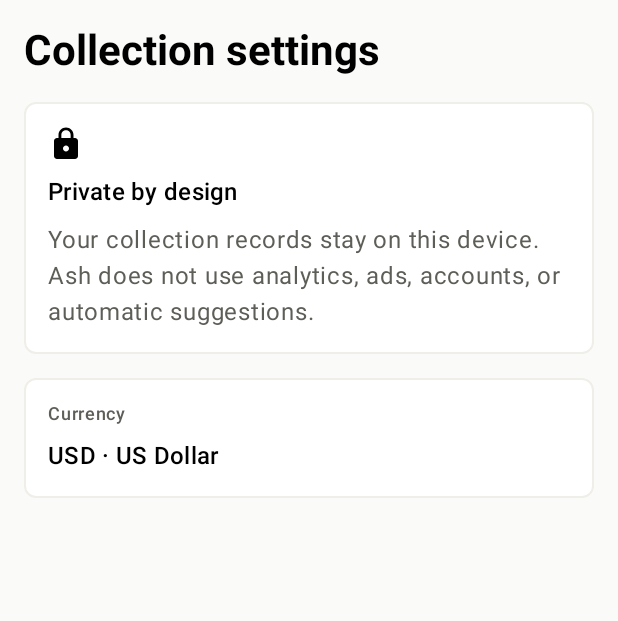
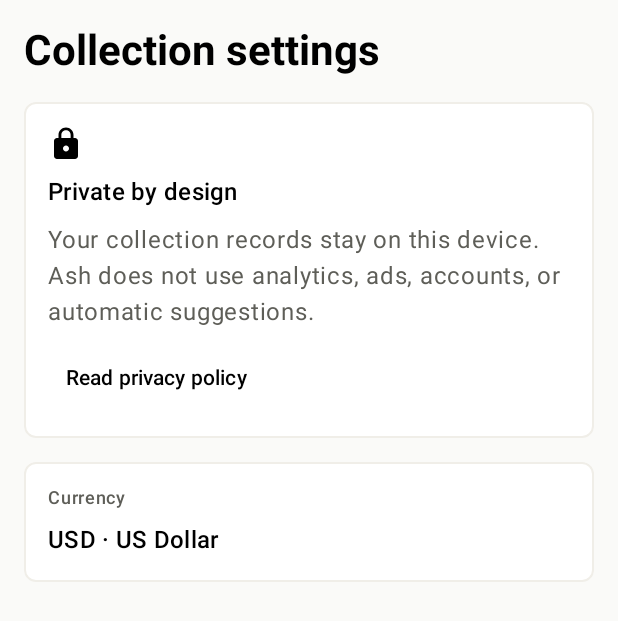
Before and after one commit to lyheangtaing/ash, an Android app built with Jetpack Compose: the composable SettingsScreen shown on its own in the app's theme, on a phone screen of 412 x 824 dp. Shown: the top 621 px of the screen. Run offline under Robolectric (Android 15) with nearby library versions, the light colour scheme and no system bars; 4 statements that could not run were skipped.

Commit message:
fix: clear Android release lint and expose shared privacy policy

```diff
--- a/composeApp/src/androidMain/AndroidManifest.xml
+++ b/composeApp/src/androidMain/AndroidManifest.xml
@@ -3,6 +3,8 @@
 
     <application
         android:allowBackup="false"
+        android:dataExtractionRules="@xml/data_extraction_rules"
+        android:fullBackupContent="false"
         android:appCategory="productivity"
         android:enableOnBackInvokedCallback="true"
         android:icon="@mipmap/ic_launcher"
--- /dev/null
+++ b/composeApp/src/androidMain/res/values-v27/themes.xml
@@ -0,0 +1,6 @@
+<?xml version="1.0" encoding="utf-8"?>
+<resources>
+    <style name="Theme.App" parent="Theme.App.Base">
+        <item name="android:windowLightNavigationBar">true</item>
+    </style>
+</resources>
--- a/composeApp/src/androidMain/res/values/themes.xml
+++ b/composeApp/src/androidMain/res/values/themes.xml
@@ -1,11 +1,12 @@
 <?xml version="1.0" encoding="utf-8"?>
 <resources>
-    <style name="Theme.App" parent="android:style/Theme.Material.Light.NoActionBar">
+    <style name="Theme.App.Base" parent="android:style/Theme.Material.Light.NoActionBar">
         <item name="android:fontFamily">sans</item>
         <item name="android:windowLightStatusBar">true</item>
-        <item name="android:windowLightNavigationBar">true</item>
         <item name="android:windowActionModeOverlay">true</item>
     </style>
+
+    <style name="Theme.App" parent="Theme.App.Base" />
 
     <style name="Theme.App.Starting" parent="Theme.SplashScreen">
         <item name="windowSplashScreenBackground">@android:color/white</item>
--- a/composeApp/src/commonMain/kotlin/ash/asset/presentation/settings/SettingsScreen.kt
+++ b/composeApp/src/commonMain/kotlin/ash/asset/presentation/settings/SettingsScreen.kt
@@ -12,12 +12,18 @@ import androidx.compose.material.icons.filled.Lock
 import androidx.compose.material3.Icon
 import androidx.compose.material3.MaterialTheme
 import androidx.compose.material3.Text
+import androidx.compose.material3.TextButton
 import androidx.compose.runtime.Composable
+import androidx.compose.runtime.getValue
+import androidx.compose.runtime.saveable.rememberSaveable
+import androidx.compose.runtime.setValue
+import androidx.compose.runtime.mutableStateOf
 import androidx.compose.ui.Modifier
 import androidx.compose.ui.text.font.FontWeight
 
 @Composable
 fun SettingsScreen(modifier: Modifier = Modifier) {
+    var showPrivacyPolicy by rememberSaveable { mutableStateOf(false) }
     LazyColumn(
         modifier,
         contentPadding = PaddingValues(AshSpacing.screen),
@@ -33,6 +39,20 @@ fun SettingsScreen(modifier: Modifier = Modifier) {
                         "Your collection records stay on this device. Ash does not use analytics, ads, accounts, or automatic suggestions.",
                         color = MaterialTheme.colorScheme.onSurfaceVariant
                     )
+                    TextButton(onClick = { showPrivacyPolicy = !showPrivacyPolicy }) {
+                        Text(if (showPrivacyPolicy) "Hide privacy policy" else "Read privacy policy")
+                    }
+                }
+            }
+        }
+        if (showPrivacyPolicy) {
+            items(PrivacyPolicy.sections.size) { index ->
+                val section = PrivacyPolicy.sections[index]
+                AshPanel(modifier = Modifier.fillMaxWidth()) {
+                    Column(verticalArrangement = Arrangement.spacedBy(AshSpacing.sm)) {
+                        Text(section.title, style = MaterialTheme.typography.titleMedium, fontWeight = FontWeight.SemiBold)
+                        Text(section.text, color = MaterialTheme.colorScheme.onSurfaceVariant)
+                    }
                 }
             }
         }
```
Also changed, not shown: composeApp/src/androidMain/kotlin/ash/asset/presentation/image/AssetImagePicker.android.kt (+4 -5 lines), composeApp/src/androidMain/res/xml/data_extraction_rules.xml (added, +25 -0 lines), composeApp/src/commonMain/kotlin/ash/asset/presentation/settings/PrivacyPolicy.kt (added, +28 -0 lines).
